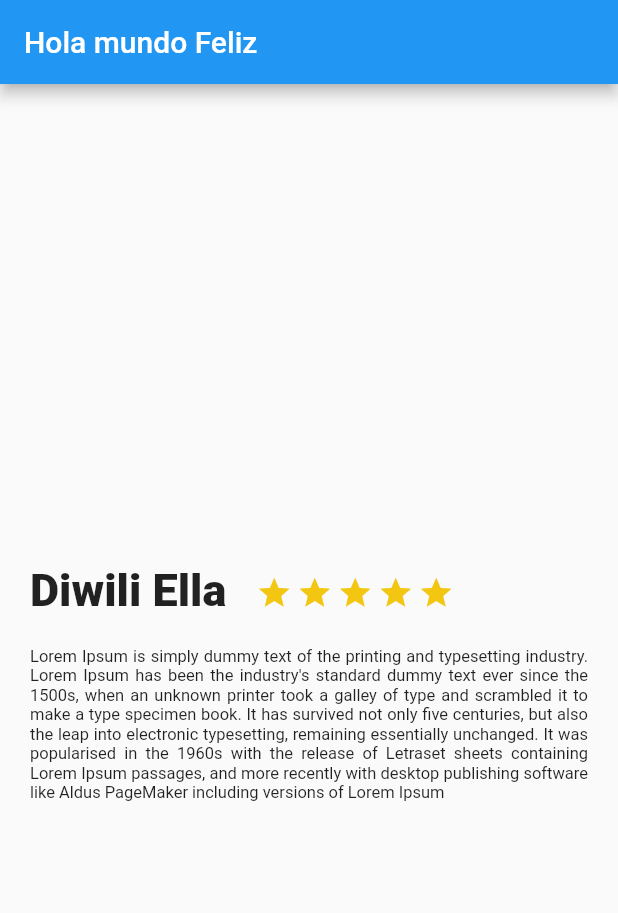
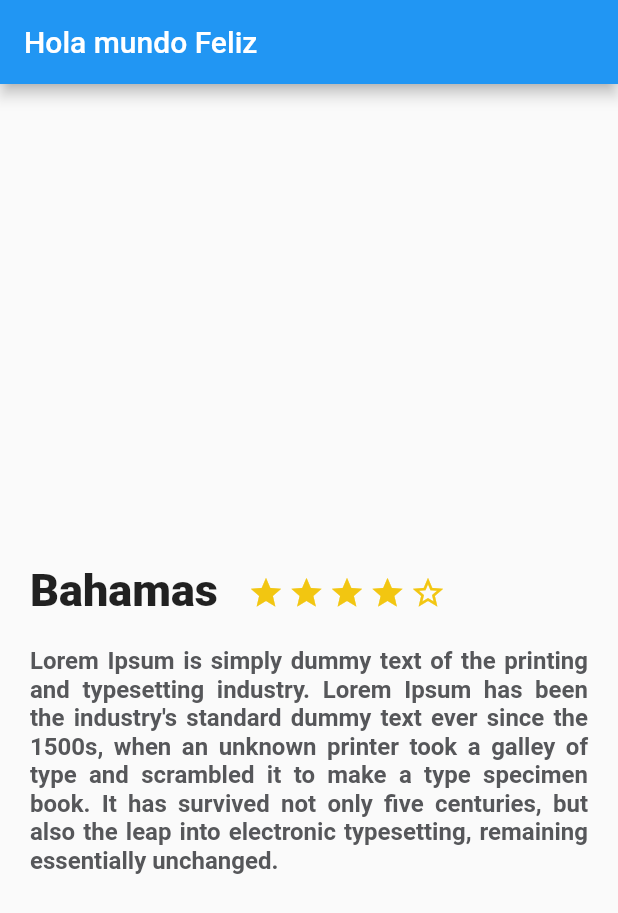
Before and after one commit to hectortllo/flutter_trips_app, a Flutter app: the screen it shows after launch, on a phone screen of 412 x 824 dp. Shown: the top 913 px of the screen. Run offline on Flutter 3.47's test engine with Material 2 defaults, Android fonts, the phone set to English and light mode, and no system bars.

Commit message:
Se utilizaron variables en lugar de andar hard codeando código

```diff
--- a/lib/description_place.dart
+++ b/lib/description_place.dart
@@ -1,8 +1,37 @@
 import 'package:flutter/material.dart';
 
 class DescriptionPlace extends StatelessWidget{
+  String namePlace;
+  int stars;
+  String descriptionPlace;
+
+  DescriptionPlace(this.namePlace, this.stars, this.descriptionPlace);
+
   @override
   Widget build(BuildContext context) {
+
+    final star_half = Container(
+      margin: EdgeInsets.only(
+        top: 323.0,
+        right: 3.0
+      ),
+      child: Icon(
+        Icons.star_half,
+        color: Color(0xFFf2C611),
+      )
+    );
+
+    final star_border = Container(
+      margin: EdgeInsets.only(
+        top: 323.0,
+        right: 3.0
+      ),
+      child: Icon(
+        Icons.star_border,
+        color: Color(0xFFf2C611),
+      )
+    );
+
     final star = Container(
       margin: EdgeInsets.only(
         top: 323.0,
@@ -14,16 +43,18 @@ class DescriptionPlace extends StatelessWidget{
       ),
     );
 
-    final desription = Container(
+    final description = Container(
       margin: EdgeInsets.only(
         top: 20.0,
         right: 20.0,
         left: 20.0
       ),
-      child: Text(
-        "Lorem Ipsum is simply dummy text of the printing and typesetting industry. Lorem Ipsum has been the industry's standard dummy text ever since the 1500s, when an unknown printer took a galley of type and scrambled it to make a type specimen book. It has survived not only five centuries, but also the leap into electronic typesetting, remaining essentially unchanged. It was popularised in the 1960s with the release of Letraset sheets containing Lorem Ipsum passages, and more recently with desktop publishing software like Aldus PageMaker including versions of Lorem Ipsum",
+      child: new Text(
+        descriptionPlace,
         style: TextStyle(
-          fontSize: 11.0,
+          fontSize: 16.0,
+          fontWeight: FontWeight.bold,
+          color: Color(0xFF56575a)
         ),
         textAlign: TextAlign.justify,
       ),
@@ -38,7 +69,7 @@ class DescriptionPlace extends StatelessWidget{
             right: 20.0
           ),
           child: Text(
-            "Diwili Ella",
+            namePlace,
             style: TextStyle(
               fontSize: 30.0,
               fontWeight: FontWeight.w900
@@ -52,20 +83,17 @@ class DescriptionPlace extends StatelessWidget{
             star,
             star,
             star,
-            star
+            star_border
           ],
         ),
       ],
     );
 
-    final listView = Container(
-      child: Column(
-        children: <Widget>[
-          title_stars,
-          desription
-        ],
-      )
+    return Column(
+      children: <Widget>[
+        title_stars,
+        description
+      ],
     );
-    return listView;
   }
 }
--- a/lib/main.dart
+++ b/lib/main.dart
@@ -7,6 +7,7 @@ void main() {
 
 class MyApp extends StatelessWidget {
   // This widget is the root of your application.
+  String description = "Lorem Ipsum is simply dummy text of the printing and typesetting industry. Lorem Ipsum has been the industry's standard dummy text ever since the 1500s, when an unknown printer took a galley of type and scrambled it to make a type specimen book. It has survived not only five centuries, but also the leap into electronic typesetting, remaining essentially unchanged.";
   @override
   Widget build(BuildContext context) {
     return MaterialApp(
@@ -31,7 +32,7 @@ class MyApp extends StatelessWidget {
         appBar: AppBar(
           title: Text("Hola mundo Feliz"),
         ),
-        body: new DescriptionPlace(),
+        body: new DescriptionPlace("Bahamas", 4, description),
       )
       //MyHomePage(title: 'Flutter Demo Home Page'),
     );
```
